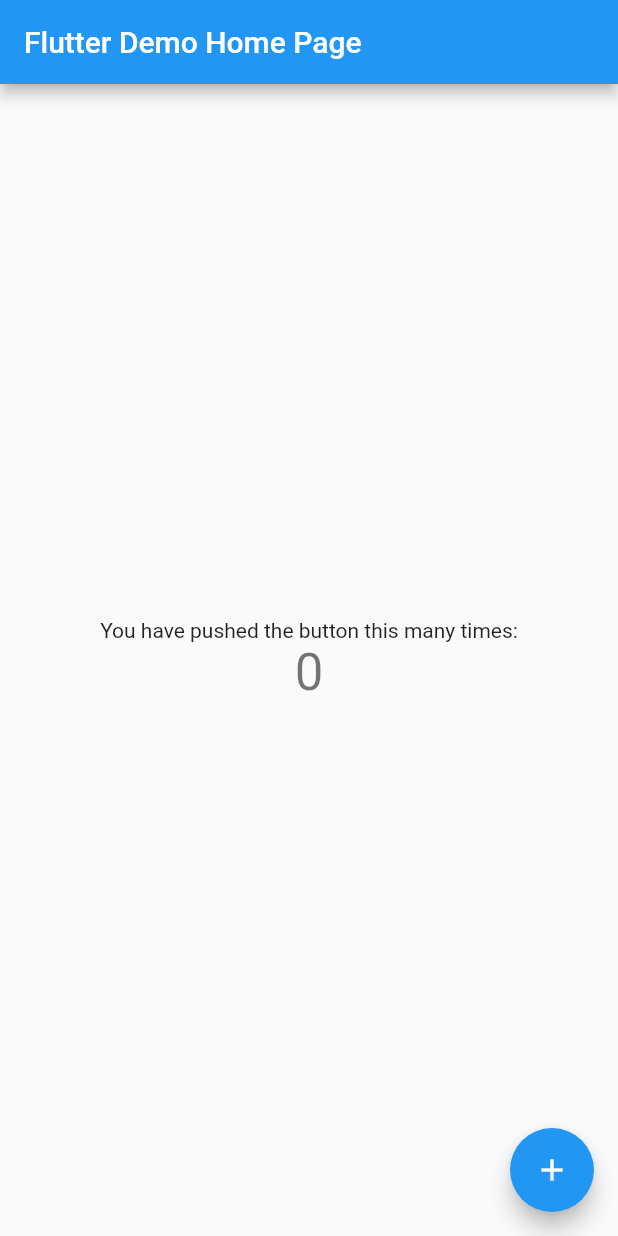
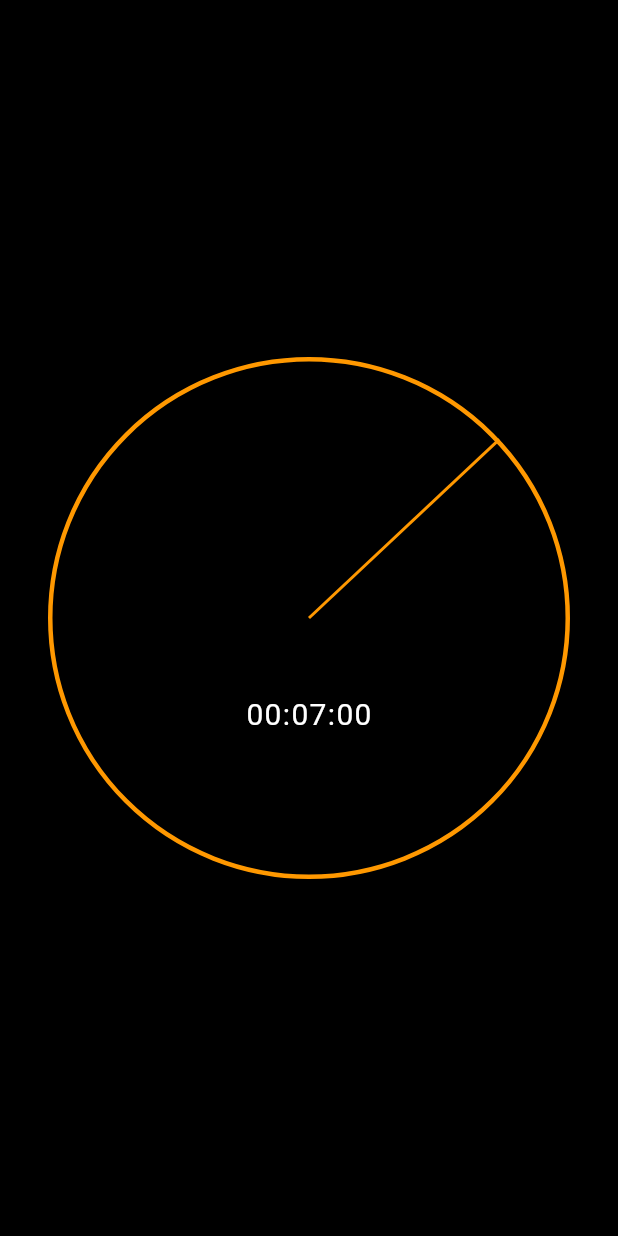
Before and after one commit to Socheath-Horl/stopwatch, a Flutter app: the screen it shows after launch, on a phone screen of 412 x 824 dp. Run offline on Flutter 3.47's test engine with Material 2 defaults, Android fonts, the phone set to English and light mode, and no system bars.

Commit message:
render stopwatch

```diff
--- a/lib/main.dart
+++ b/lib/main.dart
@@ -1,115 +1,40 @@
 import 'package:flutter/material.dart';
+import 'package:flutter/services.dart';
+import 'package:stopwatch/ui/stopwatch.dart';
 
 void main() {
-  runApp(const MyApp());
+  runApp(MyApp());
 }
 
 class MyApp extends StatelessWidget {
-  const MyApp({super.key});
-
-  // This widget is the root of your application.
   @override
   Widget build(BuildContext context) {
     return MaterialApp(
-      title: 'Flutter Demo',
-      theme: ThemeData(
-        // This is the theme of your application.
-        //
-        // Try running your application with "flutter run". You'll see the
-        // application has a blue toolbar. Then, without quitting the app, try
-        // changing the primarySwatch below to Colors.green and then invoke
-        // "hot reload" (press "r" in the console where you ran "flutter run",
-        // or simply save your changes to "hot reload" in a Flutter IDE).
-        // Notice that the counter didn't reset back to zero; the application
-        // is not restarted.
-        primarySwatch: Colors.blue,
+      debugShowCheckedModeBanner: false,
+      theme: ThemeData.dark().copyWith(
+        scaffoldBackgroundColor: Colors.black,
       ),
-      home: const MyHomePage(title: 'Flutter Demo Home Page'),
+      home: MyHomePage(),
     );
   }
 }
 
-class MyHomePage extends StatefulWidget {
-  const MyHomePage({super.key, required this.title});
-
-  // This widget is the home page of your application. It is stateful, meaning
-  // that it has a State object (defined below) that contains fields that affect
-  // how it looks.
-
-  // This class is the configuration for the state. It holds the values (in this
-  // case the title) provided by the parent (in this case the App widget) and
-  // used by the build method of the State. Fields in a Widget subclass are
-  // always marked "final".
-
-  final String title;
-
-  @override
-  State<MyHomePage> createState() => _MyHomePageState();
-}
-
-class _MyHomePageState extends State<MyHomePage> {
-  int _counter = 0;
-
-  void _incrementCounter() {
-    setState(() {
-      // This call to setState tells the Flutter framework that something has
-      // changed in this State, which causes it to rerun the build method below
-      // so that the display can reflect the updated values. If we changed
-      // _counter without calling setState(), then the build method would not be
-      // called again, and so nothing would appear to happen.
-      _counter++;
-    });
-  }
-
+class MyHomePage extends StatelessWidget {
   @override
   Widget build(BuildContext context) {
-    // This method is rerun every time setState is called, for instance as done
-    // by the _incrementCounter method above.
-    //
-    // The Flutter framework has been optimized to make rerunning build methods
-    // fast, so that you can just rebuild anything that needs updating rather
-    // than having to individually change instances of widgets.
-    return Scaffold(
-      appBar: AppBar(
-        // Here we take the value from the MyHomePage object that was created by
-        // the App.build method, and use it to set our appbar title.
-        title: Text(widget.title),
-      ),
-      body: Center(
-        // Center is a layout widget. It takes a single child and positions it
-        // in the middle of the parent.
-        child: Column(
-          // Column is also a layout widget. It takes a list of children and
-          // arranges them vertically. By default, it sizes itself to fit its
-          // children horizontally, and tries to be as tall as its parent.
-          //
-          // Invoke "debug painting" (press "p" in the console, choose the
-          // "Toggle Debug Paint" action from the Flutter Inspector in Android
-          // Studio, or the "Toggle Debug Paint" command in Visual Studio Code)
-          // to see the wireframe for each widget.
-          //
-          // Column has various properties to control how it sizes itself and
-          // how it positions its children. Here we use mainAxisAlignment to
-          // center the children vertically; the main axis here is the vertical
-          // axis because Columns are vertical (the cross axis would be
-          // horizontal).
-          mainAxisAlignment: MainAxisAlignment.center,
-          children: <Widget>[
-            const Text(
-              'You have pushed the button this many times:',
+    return AnnotatedRegion(
+      value: SystemUiOverlayStyle.light,
+      child: Scaffold(
+        body: Center(
+          child: Padding(
+            padding: const EdgeInsets.all(32.0),
+            child: AspectRatio(
+              aspectRatio: 1.0,
+              child: Stopwatch(),
             ),
-            Text(
-              '$_counter',
-              style: Theme.of(context).textTheme.headlineMedium,
-            ),
-          ],
+          ),
         ),
       ),
-      floatingActionButton: FloatingActionButton(
-        onPressed: _incrementCounter,
-        tooltip: 'Increment',
-        child: const Icon(Icons.add),
-      ), // This trailing comma makes auto-formatting nicer for build methods.
     );
   }
 }
--- /dev/null
+++ b/lib/ui/clock_hand.dart
@@ -0,0 +1,30 @@
+import 'package:flutter/material.dart';
+
+class ClockHand extends StatelessWidget {
+  const ClockHand({
+    Key? key,
+    required this.rotaionZAngle,
+    required this.handThickness,
+    required this.handLength,
+    required this.color,
+  }) : super(key: key);
+  final double rotaionZAngle;
+  final double handThickness;
+  final double handLength;
+  final Color color;
+
+  @override
+  Widget build(BuildContext context) {
+    return Transform(
+      alignment: Alignment.topCenter,
+      transform: Matrix4.identity()
+        ..translate(-handThickness / 2, 0.0, 0.0)
+        ..rotateZ(rotaionZAngle),
+      child: Container(
+        height: handLength,
+        width: handThickness,
+        color: color,
+      ),
+    );
+  }
+}
--- /dev/null
+++ b/lib/ui/elapsed_time_text.dart
@@ -0,0 +1,31 @@
+import 'package:flutter/material.dart';
+import 'package:stopwatch/ui/time_digit.dart';
+
+class ElapsedTimeText extends StatelessWidget {
+  const ElapsedTimeText({Key? key, required this.elapsed }): super(key: key);
+  final Duration elapsed;
+
+  @override
+  Widget build(BuildContext context) {
+    final hundreds = (elapsed.inMicroseconds / 10) % 100;
+    final seconds = elapsed.inSeconds % 60;
+    final minutes = elapsed.inMinutes % 60;
+    final hundredsStr = hundreds.toStringAsFixed(0).padLeft(2, '0');
+    final secondsStr = seconds.toString().padLeft(2, '0');
+    final minutesStr = minutes.toString().padLeft(2, '0');
+    const digitWidth = 12.0;
+    return Row(
+      mainAxisAlignment: MainAxisAlignment.center,
+      children: [
+        TimeDigit(minutesStr.substring(0, 1), width: digitWidth),
+        TimeDigit(minutesStr.substring(1, 2), width: digitWidth),
+        const TimeDigit(':', width: 6),
+        TimeDigit(secondsStr.substring(0, 1), width: digitWidth),
+        TimeDigit(secondsStr.substring(1, 2), width: digitWidth),
+        const TimeDigit(':', width: 6),
+        TimeDigit(hundredsStr.substring(0, 1), width: digitWidth),
+        TimeDigit(hundredsStr.substring(1, 2), width: digitWidth),
+      ],
+    );
+  }
+}
--- /dev/null
+++ b/lib/ui/stopwatch.dart
@@ -0,0 +1,45 @@
+import 'dart:async';
+
+import 'package:flutter/material.dart';
+import 'package:flutter/scheduler.dart';
+import 'package:stopwatch/ui/stopwatch_renderer.dart';
+
+class Stopwatch extends StatefulWidget {
+  @override
+  _StopwatchState createState() => _StopwatchState();
+}
+
+class _StopwatchState extends State<Stopwatch> with SingleTickerProviderStateMixin {
+  Duration _elapsed = Duration.zero;
+  late final Ticker _ticker;
+
+  @override
+  void initState() {
+    super.initState();
+    _ticker = this.createTicker((elapsed) {
+      setState(() {
+        _elapsed = elapsed;
+      });
+    });
+    _ticker.start();
+  }
+
+  @override
+  void dispose() {
+    _ticker.dispose();
+    super.dispose();
+  }
+
+  @override
+  Widget build(BuildContext context) {
+    return LayoutBuilder(
+      builder: (context, constraints) {
+        final radius = constraints.maxWidth / 2;
+        return StopwatchRenderer(
+          elapsed: _elapsed,
+          radius: radius,
+        );
+      }
+    );
+  }
+}
--- /dev/null
+++ b/lib/ui/stopwatch_renderer.dart
@@ -0,0 +1,48 @@
+import 'dart:math';
+
+import 'package:flutter/material.dart';
+import 'package:stopwatch/ui/clock_hand.dart';
+
+import 'elapsed_time_text.dart';
+
+class StopwatchRenderer extends StatelessWidget {
+  const StopwatchRenderer({
+    Key? key,
+    required this.elapsed,
+    required this.radius,
+  }): super(key: key);
+  final Duration elapsed;
+  final double radius;
+
+  @override
+  Widget build(BuildContext context) {
+    return Stack(
+      children: [
+        Container(
+          decoration: BoxDecoration(
+            border: Border.all(width: 3, color: Colors.orange),
+            borderRadius: BorderRadius.circular(radius)
+          ),
+        ),
+        Positioned(
+          left: radius,
+          top: radius,
+          child: ClockHand(
+            handLength: radius,
+            handThickness: 2,
+            rotaionZAngle: pi + (2 * pi / 60000) * elapsed.inMilliseconds,
+            color: Colors.orange,
+          ),
+        ),
+        Positioned(
+          left: 0,
+          right: 0,
+          top: radius * 1.3,
+          child: ElapsedTimeText(
+            elapsed: elapsed
+          ),
+        ),
+      ],
+    );
+  }
+}
--- /dev/null
+++ b/lib/ui/time_digit.dart
@@ -0,0 +1,19 @@
+import 'package:flutter/material.dart';
+
+class TimeDigit extends StatelessWidget {
+  const TimeDigit(this.text, { Key? key, required this.width }): super(key: key);
+  final String text;
+  final double width;
+
+  @override
+  Widget build(BuildContext context) {
+    return SizedBox(
+      width: width,
+      child: Text(
+        text,
+        style: const TextStyle(fontSize: 20),
+        textAlign: TextAlign.center,
+      ),
+    );
+  }
+}
```
